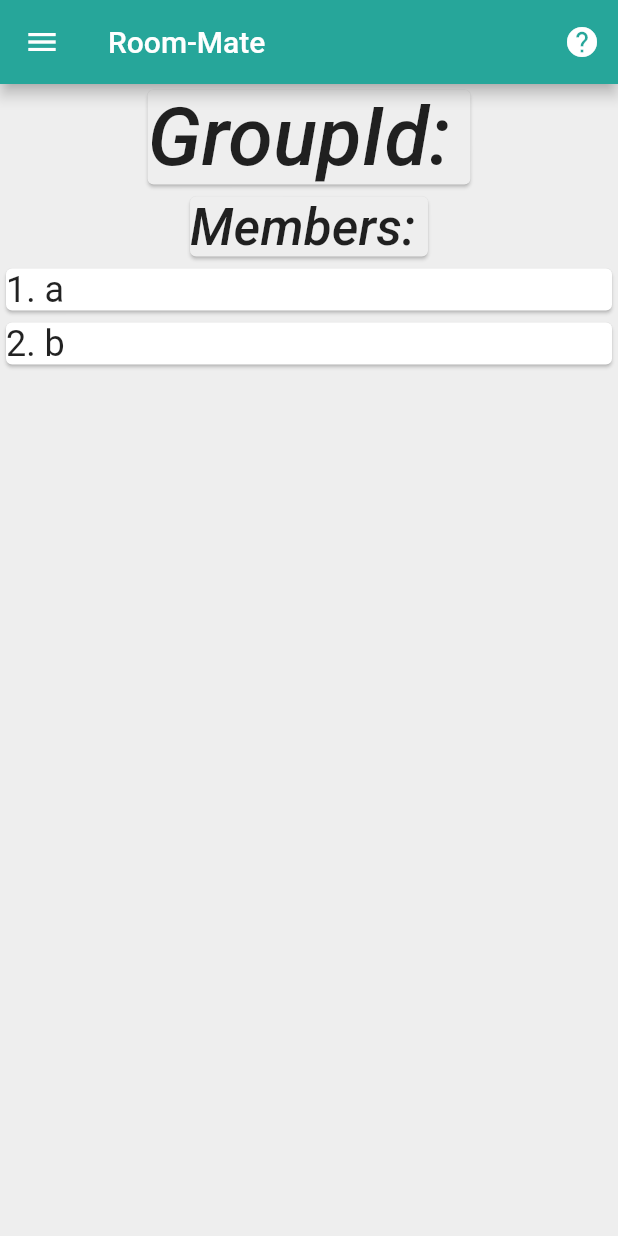
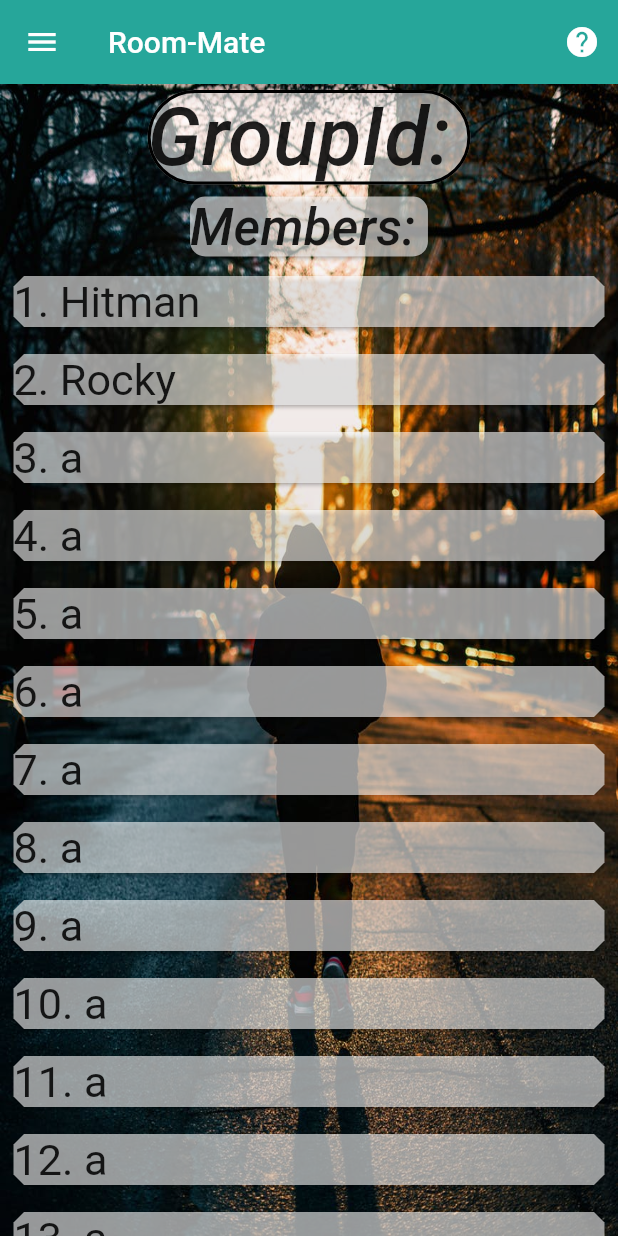
Before and after one commit to hhhpv/RoommateManagementApplication, a Flutter app: the screen it shows after launch, on a phone screen of 412 x 824 dp. Run offline on Flutter 3.47's test engine with Material 2 defaults, Android fonts, the phone set to English and light mode, and no system bars; Roboto replaces fonts that are missing (Monotype Corvisa).

Commit message:
home page

```diff
--- a/lib/UI/home.dart
+++ b/lib/UI/home.dart
@@ -1,6 +1,6 @@
 import 'package:flutter/material.dart';
 class Home extends StatelessWidget{
-  var list=["a","b"];
+  var list=["Hitman ","Rocky ","a","a","a","a","a","a","a","a","a","a","a","a","a","a","a","a","a","a","a","a","a","a","a","a","a"];
   @override
   Widget build(BuildContext context) {
     return new Scaffold(
@@ -23,35 +23,42 @@ class Home extends StatelessWidget{
                   title: Text("Manage Expense"),
                   trailing: Icon(Icons.attach_money),
                 ),
+                new Divider(color: Colors.black,height: 0,indent: 0,),
                 ListTile(
                   title: Text("View Expense"),
                   trailing: Icon(Icons.attach_money),
                 ),
+                new Divider(color: Colors.black,height: 0,indent: 0,),
                 ListTile(
                   title: Text("Logout"),
                   trailing: Icon(Icons.subdirectory_arrow_left)
                 ),
+                new Divider(color: Colors.black,height: 0,indent: 0,),
                 ListTile(
                   title: Text("License"),
                   trailing: Icon(Icons.note),
-                )
+                ),
+                new Divider(color: Colors.black,height: 0,indent: 0,),
               ],
           )
       ),
-      backgroundColor: Colors.grey.shade200,
-      body: new Center(
-      child:new Column(
-        children: <Widget>[
-          new Card(child: Text("GroupId: ",style: new TextStyle(fontWeight: FontWeight.w500,fontSize: 54.0,fontStyle: FontStyle.italic,fontFamily: "Monotype Corvisa")),color: Colors.grey.shade200),
-          new Card(child: Text("Members: ",style: new TextStyle(fontWeight: FontWeight.w500,fontSize: 34.0,fontStyle: FontStyle.italic),textAlign: TextAlign.left,),color: Colors.grey.shade200),
-          new ListView.builder(itemCount:list.length,itemBuilder: (BuildContext context,int index){
-            return new Card(child: Text("${index+1}. ${list[index]}",style: new TextStyle(fontSize: 24.0),));
-            },
-            scrollDirection: Axis.vertical,
-            shrinkWrap: true,)
-          ],
-        )
-      )
+      backgroundColor: Colors.green.withAlpha(500),
+      body:new Stack(children: <Widget>[
+        new Positioned.fill(child: Image.asset('images/roomies1.jpeg',fit: BoxFit.fill)),
+        new Column(
+          children: <Widget>[
+            new Card(shape: StadiumBorder(side: BorderSide(width:2.0)),child:InkWell(splashColor:Colors.white.withAlpha(250) ,onTap: ()=>debugPrint("groupId"),child: Text("GroupId: ",style: new TextStyle(fontWeight: FontWeight.w500,fontSize: 54.0,fontStyle: FontStyle.italic,fontFamily: "Monotype Corvisa"))),color: Colors.white.withAlpha(150),elevation: 150.0),
+            new Card(shape:RoundedRectangleBorder(borderRadius: BorderRadius.circular(10.0)),child: Text("Members: ",style: new TextStyle(fontWeight: FontWeight.w500,fontSize: 34.0,fontStyle: FontStyle.italic),textAlign: TextAlign.left,),color: Colors.white.withAlpha(150)),
+            new Expanded(
+              child: new ListView.builder(itemCount:list.length,itemBuilder: (BuildContext context,int index){
+                return new Padding(padding: EdgeInsets.all(5.0),child: Card(color:Colors.white.withAlpha(150),shape: BeveledRectangleBorder(borderRadius: BorderRadius.circular(7.0)),child: Text("${index+1}. ${list[index]}",style: new TextStyle(fontSize: 24.0),textAlign: TextAlign.left,textScaleFactor: 1.2,))
+                    );
+                },
+                scrollDirection: Axis.vertical,
+                shrinkWrap: true),
+            )
+          ])
+        ])
     );
   }
 
--- a/pubspec.yaml
+++ b/pubspec.yaml
@@ -40,6 +40,10 @@ flutter:
   # assets:
   #  - images/a_dot_burr.jpeg
   #  - images/a_dot_ham.jpeg
+  assets:
+    - images/roomies1.jpeg
+    - images/roomies1.jpg
+    - images/roomies2.jpg
 
   # An image asset can refer to one or more resolution-specific "variants", see
   # https://flutter.io/assets-and-images/#resolution-aware.
```
Also changed, not shown: images/roomies1.jpeg (added), lib/UI/signup.dart (added).
